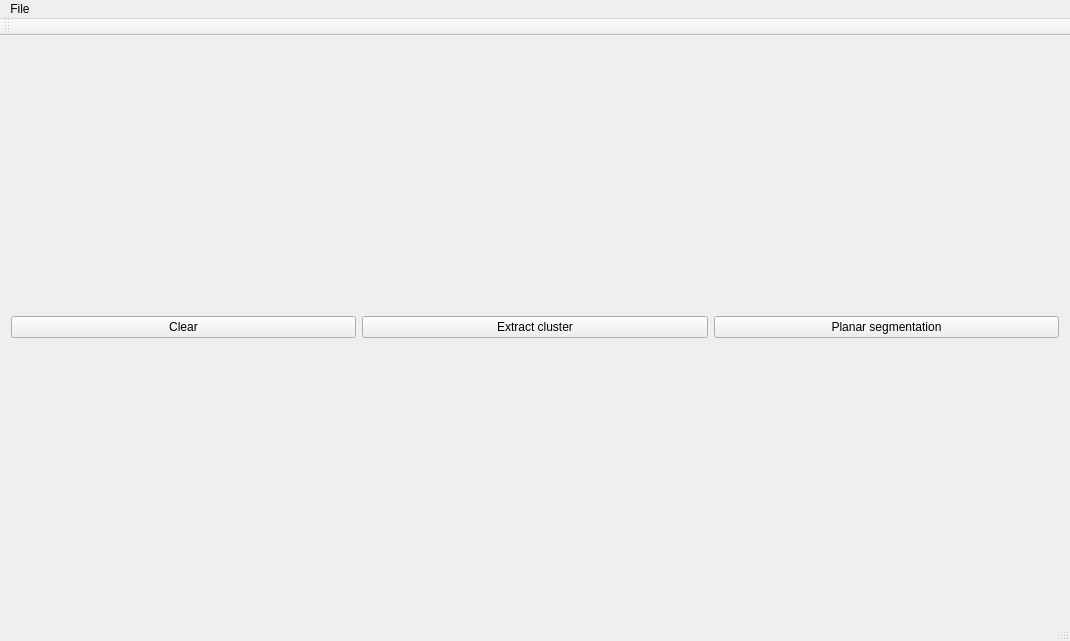
Qt form mainwindow.ui (JJponciano/SCNreader) before a commit.
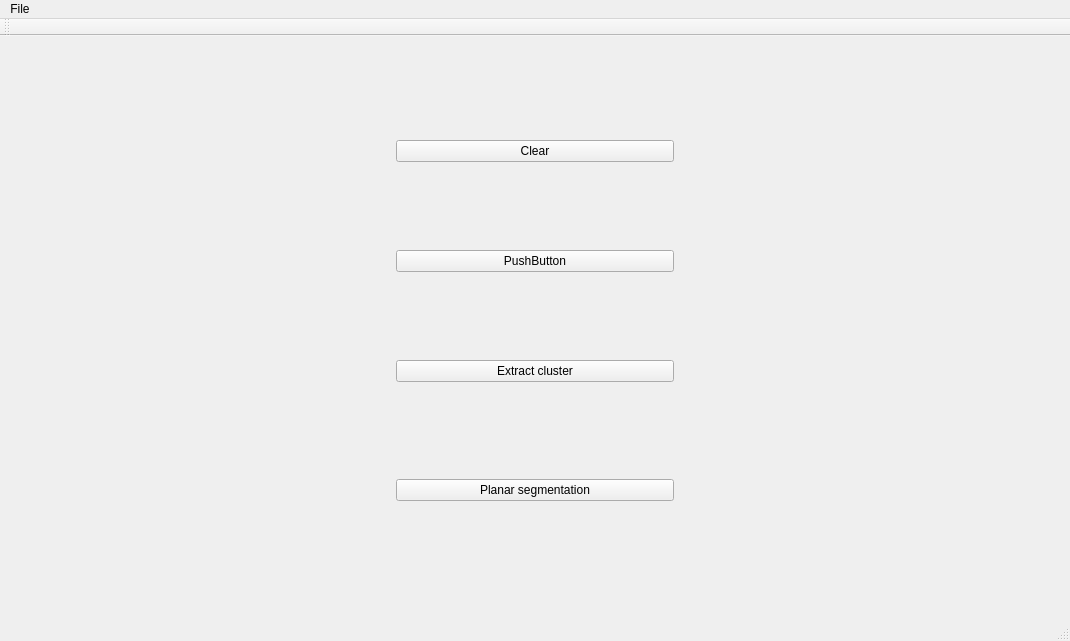
The same form after that commit.

```diff
--- a/mainwindow.ui
+++ b/mainwindow.ui
@@ -16,6 +16,8 @@
   <widget class="QWidget" name="centralWidget">
    <layout class="QVBoxLayout" name="verticalLayout">
     <item>
+     <layout class="QHBoxLayout" name="horizontalLayout">
+      <item>
      <layout class="QGridLayout" name="gridLayout">
       <property name="sizeConstraint">
        <enum>QLayout::SetMaximumSize</enum>
@@ -23,6 +25,36 @@
      </layout>
     </item>
     <item>
+       <widget class="QWidget" name="widget_2" native="true">
+        <property name="maximumSize">
+         <size>
+          <width>300</width>
+          <height>16777215</height>
+         </size>
+        </property>
+        <layout class="QVBoxLayout" name="verticalLayout_2">
+         <item>
+          <widget class="QPushButton" name="pushClear">
+           <property name="text">
+            <string>Clear</string>
+           </property>
+          </widget>
+         </item>
+         <item>
+          <widget class="QPushButton" name="pushButton">
+           <property name="text">
+            <string>PushButton</string>
+           </property>
+          </widget>
+         </item>
+         <item>
+          <widget class="QPushButton" name="pushExtract">
+           <property name="text">
+            <string>Extract cluster</string>
+           </property>
+          </widget>
+         </item>
+         <item>
      <widget class="QWidget" name="widget" native="true">
       <property name="maximumSize">
        <size>
@@ -43,20 +75,6 @@
        <property name="bottomMargin">
         <number>0</number>
        </property>
-       <item>
-        <widget class="QPushButton" name="pushClear">
-         <property name="text">
-          <string>Clear</string>
-         </property>
-        </widget>
-       </item>
-       <item>
-        <widget class="QPushButton" name="pushExtract">
-         <property name="text">
-          <string>Extract cluster</string>
-         </property>
-        </widget>
-       </item>
        <item>
         <widget class="QPushButton" name="pushPS">
          <property name="text">
@@ -66,6 +84,11 @@
        </item>
       </layout>
      </widget>
+         </item>
+        </layout>
+       </widget>
+      </item>
+     </layout>
     </item>
    </layout>
   </widget>
```
Lines whose indentation alone changed are shown as unchanged.
